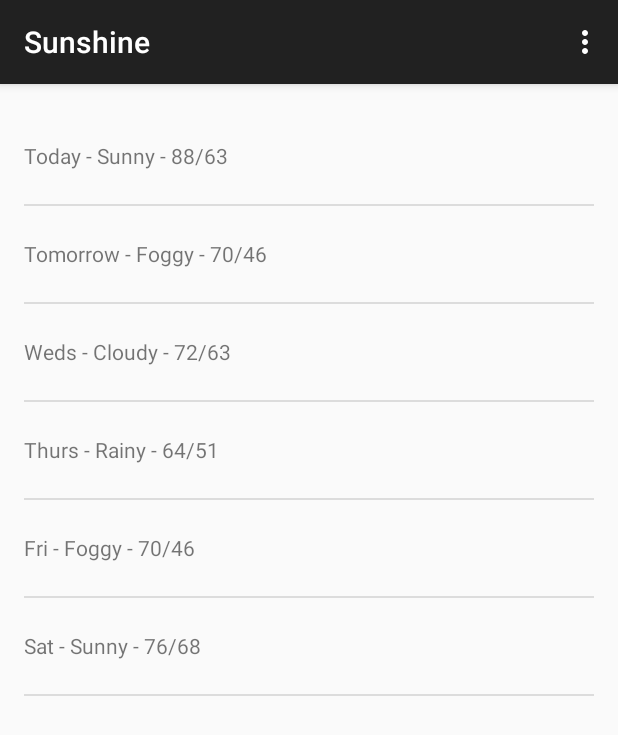
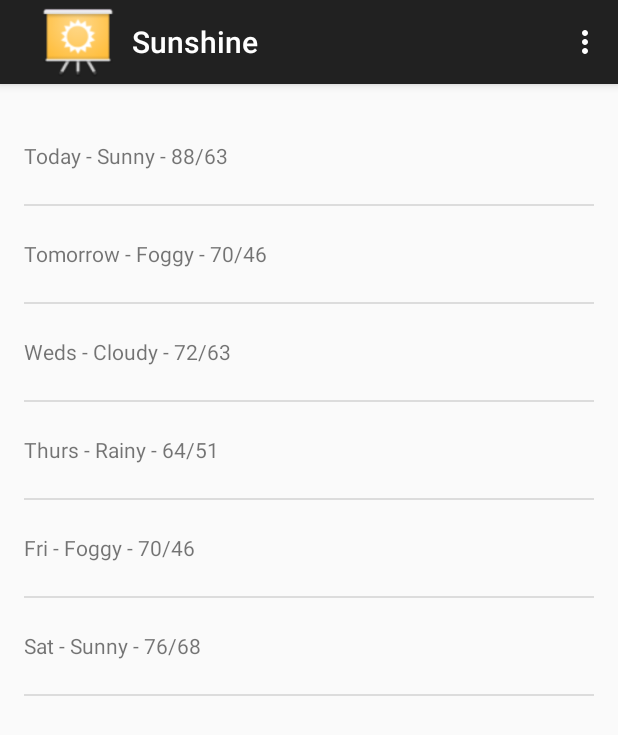
Before and after one commit to luisMbedder/Sunshine, an Android app: the screen it shows after launch (MainActivity), on a phone screen of 412 x 824 dp. Shown: the top 735 px of the screen. Run offline under Robolectric (Android 15) with nearby library versions, the phone set to English and light mode, and no system bars.

```diff
--- a/app/src/main/AndroidManifest.xml
+++ b/app/src/main/AndroidManifest.xml
@@ -2,6 +2,8 @@
 <manifest xmlns:android="http://schemas.android.com/apk/res/android"
     package="com.example.luis.sunshine.app" >
 
+    + <!-- This permission is necessary in order for Sunshine to perform network access. -->
+    <uses-permission android:name="android.permission.INTERNET" />
     <application
         android:allowBackup="true"
         android:icon="@mipmap/ic_launcher"
--- a/app/src/main/java/com/example/luis/sunshine/app/MainActivity.java
+++ b/app/src/main/java/com/example/luis/sunshine/app/MainActivity.java
@@ -12,20 +12,26 @@ public class MainActivity extends ActionBarActivity {
     protected void onCreate(Bundle savedInstanceState) {
         super.onCreate(savedInstanceState);
         setContentView(R.layout.activity_main);
-        if (savedInstanceState == null) {
+
+        getSupportActionBar().setDisplayShowHomeEnabled(true);
+        getSupportActionBar().setLogo(R.drawable.ic_launcher);
+        getSupportActionBar().setDisplayUseLogoEnabled(true);
+
             getSupportFragmentManager().beginTransaction()
                     .add(R.id.container, new ForecastFragment())
                     .commit();
         }
-    }
+
 
 
     @Override
     public boolean onCreateOptionsMenu(Menu menu) {
         // Inflate the menu; this adds items to the action bar if it is present.
-        getMenuInflater().inflate(R.menu.main, menu);
+       getMenuInflater().inflate(R.menu.main, menu);
+
         return true;
     }
+
 
     @Override
     public boolean onOptionsItemSelected(MenuItem item) {
--- /dev/null
+++ b/app/src/main/res/menu/forecastfragment.xml
@@ -0,0 +1,9 @@
+<?xml version="1.0" encoding="utf-8"?>
+<menu xmlns:android="http://schemas.android.com/apk/res/android"
+    xmlns:app="http://schemas.android.com/apk/res-auto">
+    <item android:id="@+id/action_refresh"
+      android:title="@string/action_refresh"
+      app:showAsAction="never"
+
+    />
+</menu>
--- a/app/src/main/res/values/strings.xml
+++ b/app/src/main/res/values/strings.xml
@@ -2,4 +2,5 @@
     <string name="app_name">Sunshine</string>
     <string name="hello_world">Hello world!</string>
     <string name="action_settings">Settings</string>
+    <string name="action_refresh" translatable = "false">Refresh</string>string>
 </resources>
```
Also changed, not shown: app/src/main/java/com/example/luis/sunshine/app/ForecastFragment.java (+59 -9 lines), app/src/main/ic_launcher-web.png, app/src/main/res/drawable/ic_launcher.png, app/src/main/res/mipmap-hdpi/ic_launcher.png, app/src/main/res/mipmap-mdpi/ic_launcher.png, app/src/main/res/mipmap-xhdpi/ic_launcher.png, app/src/main/res/mipmap-xxhdpi/ic_launcher.png, app/src/main/res/mipmap-xxxhdpi/ic_launcher.png, 1 other file.
